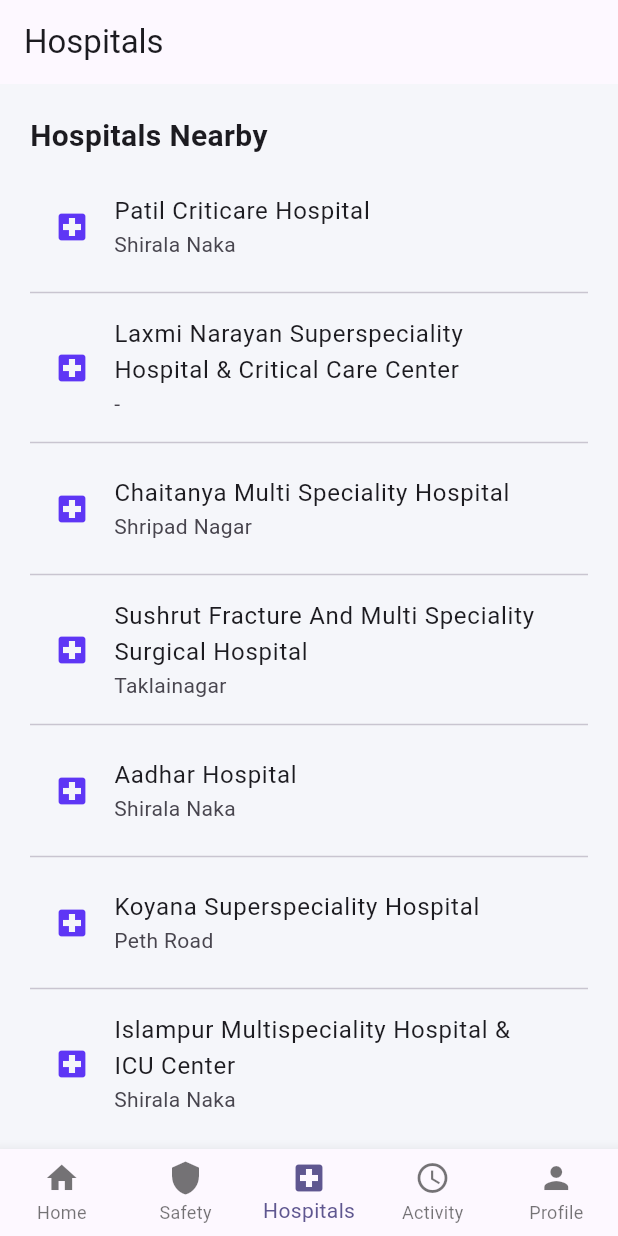
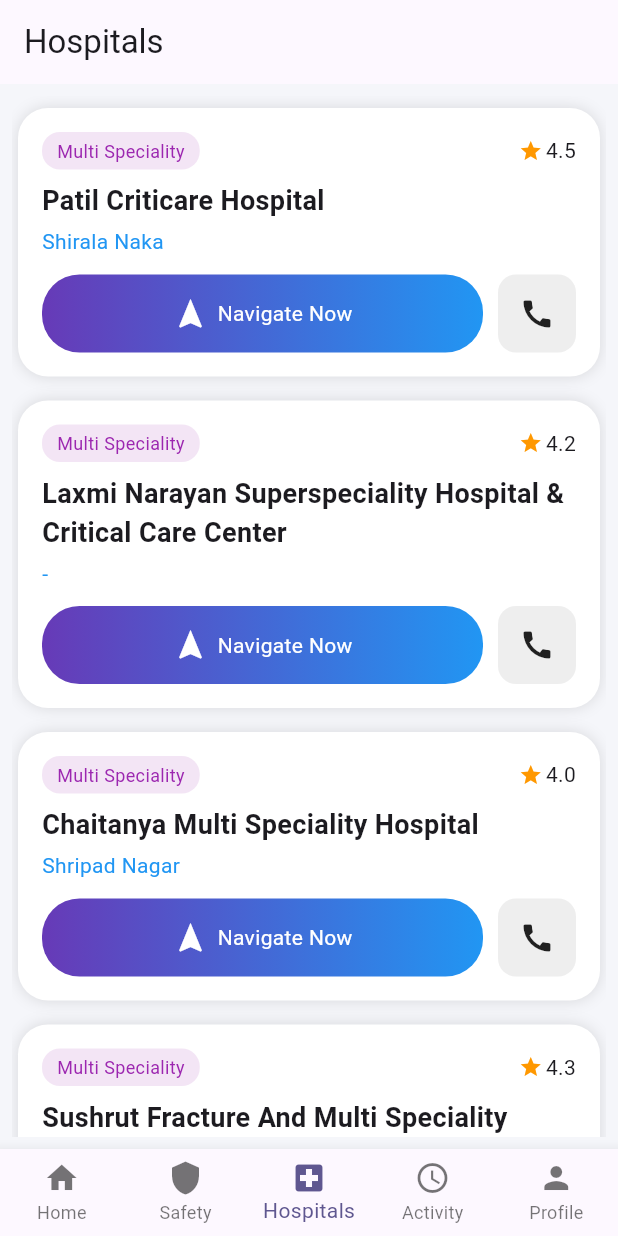
Before and after one commit to Kshubham1903/Accident-detection, a Flutter app: the screen it shows after launch, item 3 of the bottom bar chosen, on a phone screen of 412 x 824 dp. Run offline on Flutter 3.47's test engine with Material 3 defaults, Android fonts, the phone set to English and light mode, and no system bars; our stand-ins replace audioplayers, firebase_core, flutter_tts, geolocator, permission_handler, sensors_plus and 1 more; missing offline and left inert: telephony; accounts and stored records are empty.

Commit message:
Added navigation with proper url and call function

```diff
--- a/lib/screens/hospitals_screen.dart
+++ b/lib/screens/hospitals_screen.dart
@@ -1,5 +1,5 @@
 import 'package:flutter/material.dart';
-// import 'package:url_launcher/url_launcher.dart';
+import 'package:url_launcher/url_launcher.dart';
 // import '../models/hospital.dart'; // No longer needed for static data
 
 class HospitalsScreen extends StatefulWidget {
@@ -18,45 +18,75 @@ class _HospitalsScreenState extends State<HospitalsScreen> {
       "name": "Patil Criticare Hospital",
       "area": "Shirala Naka",
       "lat": 17.049478815715467,
-      "lng": 74.25969314674929
+      "lng": 74.25969314674929,
+      "rating": 4.5,
+      "phone": "+912342567890"
     },
     {
       "name": "Laxmi Narayan Superspeciality Hospital & Critical Care Center",
       "area": "",
       "lat": 17.050121186326948,
-      "lng": 74.24983072762149
+      "lng": 74.24983072762149,
+      "rating": 4.2,
+      "phone": "+912342567891"
     },
     {
       "name": "Chaitanya Multi Speciality Hospital",
       "area": "Shripad Nagar",
       "lat": 17.048830434171563,
-      "lng": 74.25289827870037
+      "lng": 74.25289827870037,
+      "rating": 4.0,
+      "phone": "+912342567892"
     },
     {
       "name": "Sushrut Fracture And Multi Speciality Surgical Hospital",
       "area": "Taklainagar",
       "lat": 17.067416501519652,
-      "lng": 74.27418725789795
+      "lng": 74.27418725789795,
+      "rating": 4.3,
+      "phone": "+912342567893"
     },
     {
       "name": "Aadhar Hospital",
       "area": "Shirala Naka",
       "lat": 17.04079692898944,
-      "lng": 74.26159212585806
+      "lng": 74.26159212585806,
+      "rating": 4.1,
+      "phone": "+912342567894"
     },
     {
       "name": "Koyana Superspeciality Hospital",
       "area": "Peth Road",
       "lat": 17.050874799820665,
-      "lng": 74.24967307983064
+      "lng": 74.24967307983064,
+      "rating": 4.4,
+      "phone": "+912342567895"
     },
     {
       "name": "Islampur Multispeciality Hospital & ICU Center",
       "area": "Shirala Naka",
       "lat": 17.046837060849107,
-      "lng": 74.2589872927769
+      "lng": 74.2589872927769,
+      "rating": 4.6,
+      "phone": "+912342567896"
     }
   ];
+
+  Future<void> openMap(double lat, double lng) async {
+    final Uri url = Uri.parse(
+      "https://www.google.com/maps/search/?api=1&query=$lat,$lng",
+    );
+    if (!await launchUrl(url)) {
+      throw 'Could not open map';
+    }
+  }
+
+  Future<void> makeCall(String phone) async {
+    final Uri url = Uri.parse("tel:$phone");
+    if (!await launchUrl(url)) {
+      throw 'Could not make call';
+    }
+  }
 
   @override
   void initState() {
@@ -102,30 +132,100 @@ class _HospitalsScreenState extends State<HospitalsScreen> {
                   ),
                 )
               : Padding(
-                  padding: const EdgeInsets.all(20),
-                  child: Column(
-                    crossAxisAlignment: CrossAxisAlignment.stretch,
-                    children: [
-                      const Text(
-                        'Hospitals Nearby',
-                        style: TextStyle(fontSize: 20, fontWeight: FontWeight.bold),
-                      ),
-                      const SizedBox(height: 10),
-                      Expanded(
-                        child: ListView.separated(
-                          itemCount: hospitals.length,
-                          separatorBuilder: (_, __) => const Divider(),
-                          itemBuilder: (context, index) {
-                            final hospital = hospitals[index];
-                            return ListTile(
-                              leading: const Icon(Icons.local_hospital, color: Color(0xFF5E36F5)),
-                              title: Text(hospital["name"] ?? ""),
-                              subtitle: Text(hospital["area"] != null && hospital["area"].toString().isNotEmpty ? hospital["area"] : "-"),
-                            );
-                          },
+                  padding: const EdgeInsets.all(8),
+                  child: ListView.builder(
+                    itemCount: hospitals.length,
+                    itemBuilder: (context, index) {
+                      final hospital = hospitals[index];
+                      return Container(
+                        margin: const EdgeInsets.symmetric(vertical: 8, horizontal: 4),
+                        padding: const EdgeInsets.all(16),
+                        decoration: BoxDecoration(
+                          color: Colors.white,
+                          borderRadius: BorderRadius.circular(20),
+                          boxShadow: [
+                            BoxShadow(color: Colors.black12, blurRadius: 8)
+                          ],
                         ),
-                      ),
-                    ],
+                        child: Column(
+                          crossAxisAlignment: CrossAxisAlignment.start,
+                          children: [
+                            Row(
+                              mainAxisAlignment: MainAxisAlignment.spaceBetween,
+                              children: [
+                                Container(
+                                  padding: const EdgeInsets.symmetric(horizontal: 10, vertical: 4),
+                                  decoration: BoxDecoration(
+                                    color: Colors.purple.shade50,
+                                    borderRadius: BorderRadius.circular(12),
+                                  ),
+                                  child: const Text("Multi Speciality",
+                                      style: TextStyle(color: Colors.purple, fontSize: 12)),
+                                ),
+                                Row(
+                                  children: [
+                                    const Icon(Icons.star, color: Colors.orange, size: 16),
+                                    const SizedBox(width: 2),
+                                    Text(hospital["rating"].toString()),
+                                  ],
+                                )
+                              ],
+                            ),
+                            const SizedBox(height: 8),
+                            Text(
+                              hospital["name"] ?? "",
+                              style: const TextStyle(fontSize: 18, fontWeight: FontWeight.bold),
+                            ),
+                            const SizedBox(height: 4),
+                            Text(
+                              (hospital["area"] != null && hospital["area"].toString().isNotEmpty)
+                                  ? hospital["area"]
+                                  : "-",
+                              style: const TextStyle(color: Colors.blue),
+                            ),
+                            const SizedBox(height: 12),
+                            Row(
+                              children: [
+                                Expanded(
+                                  child: GestureDetector(
+                                    onTap: () => openMap(hospital["lat"], hospital["lng"]),
+                                    child: Container(
+                                      padding: const EdgeInsets.symmetric(vertical: 14),
+                                      decoration: BoxDecoration(
+                                        gradient: const LinearGradient(
+                                          colors: [Colors.deepPurple, Colors.blue],
+                                        ),
+                                        borderRadius: BorderRadius.circular(25),
+                                      ),
+                                      child: const Row(
+                                        mainAxisAlignment: MainAxisAlignment.center,
+                                        children: [
+                                          Icon(Icons.navigation, color: Colors.white),
+                                          SizedBox(width: 6),
+                                          Text("Navigate Now", style: TextStyle(color: Colors.white)),
+                                        ],
+                                      ),
+                                    ),
+                                  ),
+                                ),
+                                const SizedBox(width: 10),
+                                GestureDetector(
+                                  onTap: () => makeCall(hospital["phone"]),
+                                  child: Container(
+                                    padding: const EdgeInsets.all(14),
+                                    decoration: BoxDecoration(
+                                      color: Colors.grey.shade200,
+                                      borderRadius: BorderRadius.circular(12),
+                                    ),
+                                    child: const Icon(Icons.call),
+                                  ),
+                                ),
+                              ],
+                            )
+                          ],
+                        ),
+                      );
+                    },
                   ),
                 ),
     );
--- a/pubspec.yaml
+++ b/pubspec.yaml
@@ -39,7 +39,7 @@ dependencies:
   telephony: ^0.2.0
   permission_handler: ^11.4.0
   shared_preferences: ^2.5.3
-  url_launcher: ^6.2.6
+  url_launcher: ^6.2.5
   firebase_core: ^4.5.0
   cloud_firestore: ^6.1.3
   audioplayers: ^5.2.1
```
